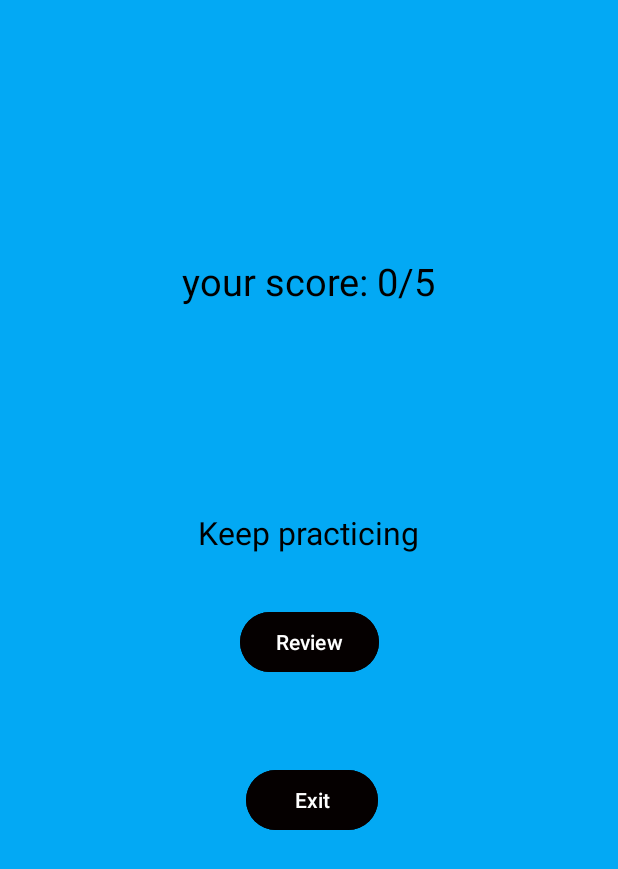
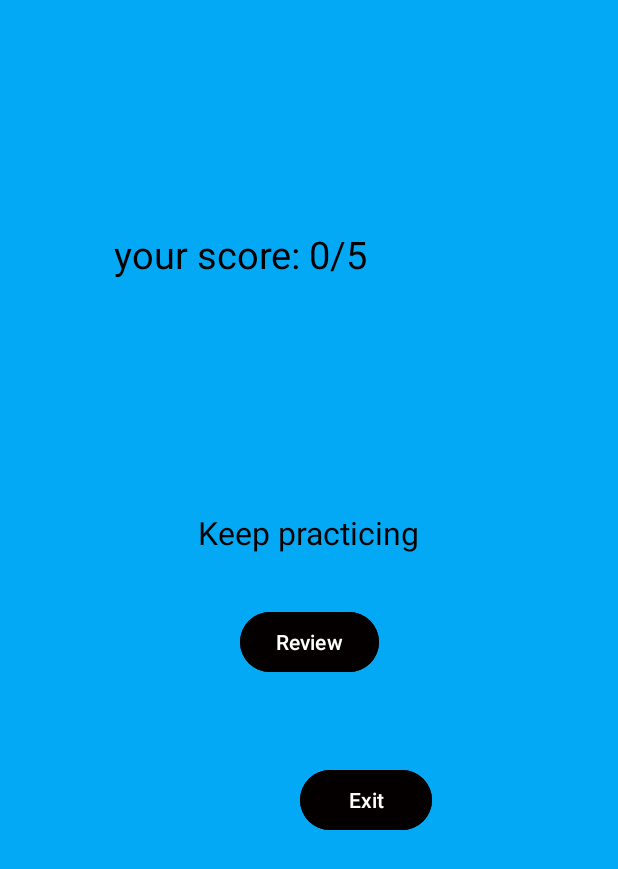
Before and after one commit to VCSTDN2024/imad5112-assignment-2-KrishDere, an Android app: the score screen opened directly, with no data from a screen before it, on a phone screen of 412 x 824 dp. Shown: the top 869 px of the screen. Run offline under Robolectric (Android 15) with nearby library versions, the phone set to English and light mode, and no system bars.

Commit message:
commit msg

```diff
--- a/app/src/main/java/com/example/quizapplication/review.kt
+++ b/app/src/main/java/com/example/quizapplication/review.kt
@@ -47,3 +47,10 @@ class review : AppCompatActivity() {
         }
     }
 }
+
+open class AppCompatActivity {
+    fun onCreate(savedInstanceState: Bundle?) {
+
+    }
+
+}
--- a/app/src/main/res/layout/activity_score.xml
+++ b/app/src/main/res/layout/activity_score.xml
@@ -8,18 +8,19 @@
     android:layout_height="match_parent"
     tools:context=".score">
 
+
     <TextView
+        android:id="@+id/Score_textView"
         android:layout_width="wrap_content"
         android:layout_height="wrap_content"
-        android:id="@+id/Score_textView"
+        android:layout_marginTop="152dp"
+        android:text="Your score is _/5"
         android:textColor="@color/black"
-        android:text="Your score is _/5"
         android:textSize="25dp"
-        app:layout_constraintTop_toTopOf="parent"
+        app:layout_constraintEnd_toEndOf="parent"
+        app:layout_constraintHorizontal_bias="0.312"
         app:layout_constraintStart_toStartOf="parent"
-        app:layout_constraintEnd_toEndOf="parent"
-        android:layout_marginTop="170dp" />
-
+        app:layout_constraintTop_toTopOf="parent" />
 
     <TextView
         android:id="@+id/Feedback_textView"
@@ -52,11 +53,11 @@
         android:id="@+id/exit_button"
         android:layout_width="wrap_content"
         android:layout_height="wrap_content"
-        android:layout_marginStart="164dp"
+        android:layout_marginStart="200dp"
         android:layout_marginTop="30dp"
         android:layout_marginBottom="248dp"
+        android:backgroundTint="#050000"
         android:text="Exit"
-        android:backgroundTint="#050000"
         app:layout_constraintBottom_toBottomOf="parent"
         app:layout_constraintStart_toStartOf="parent"
         app:layout_constraintTop_toBottomOf="@+id/Review_button" />
```
